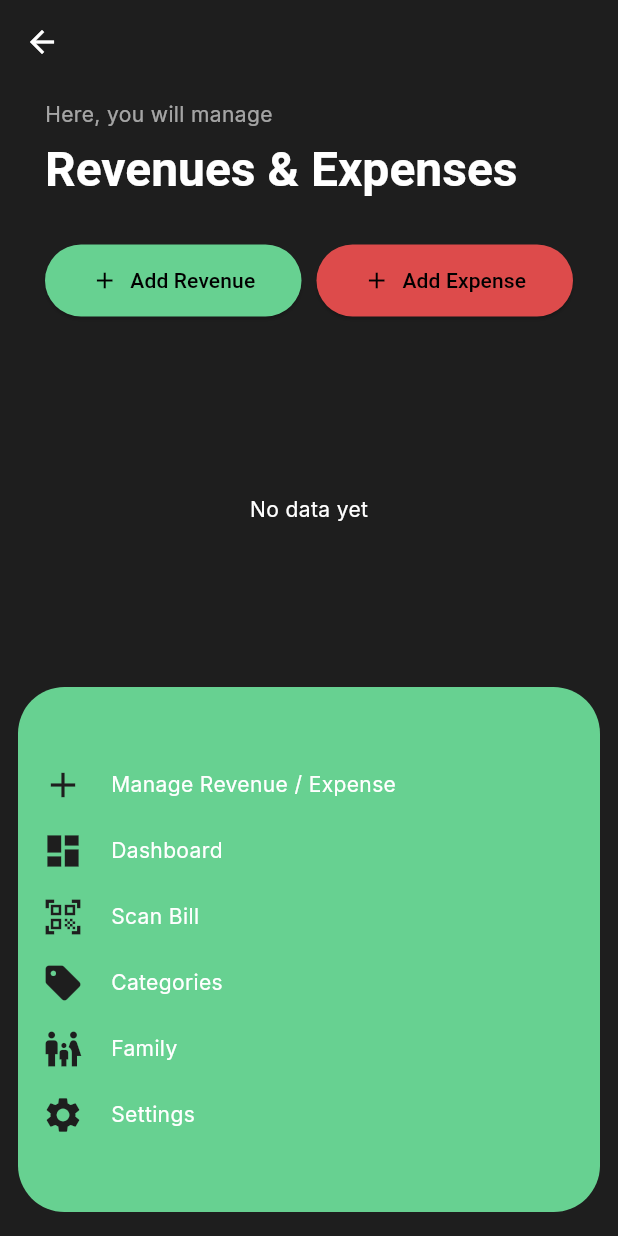
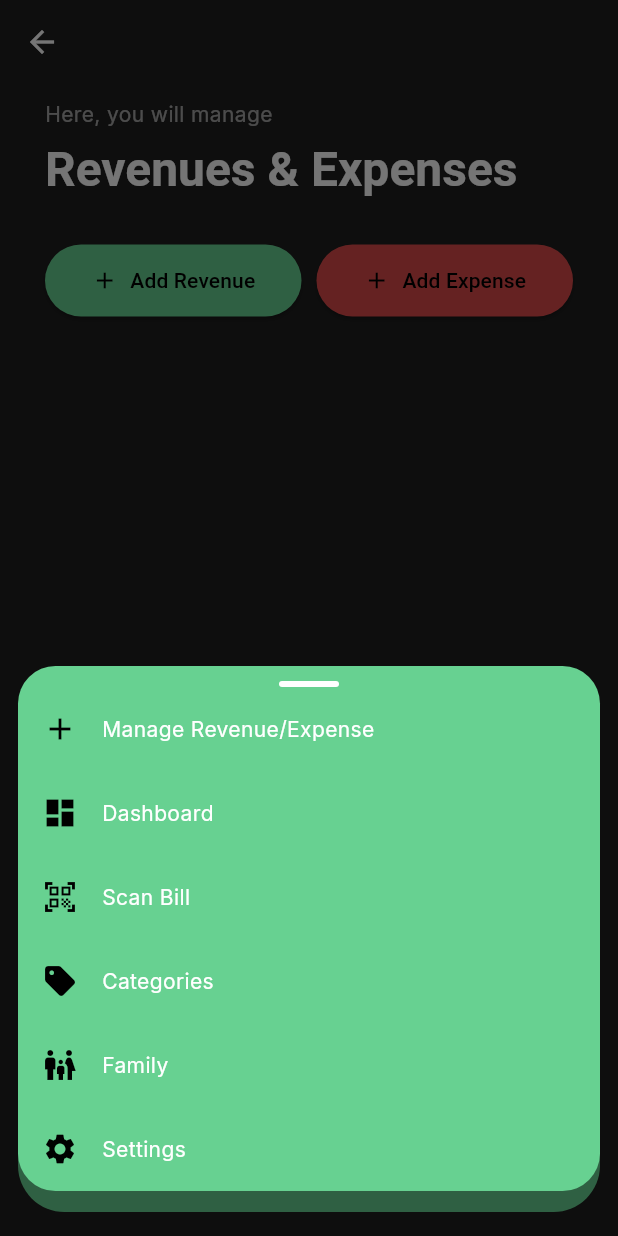
Before and after one commit to omatheusolegario/econance-app, a Flutter app: the MainScreen screen opened by its route, item 2 of the bottom bar chosen, after a tap on the "dashboard" icon, on a phone screen of 412 x 824 dp. Run offline on Flutter 3.47's test engine with Material 3 defaults, Android fonts, the light colour scheme and no system bars; our stand-ins replace carousel_slider, cloud_firestore, firebase_auth, firebase_core, google_fonts, mask_text_input_formatter; accounts and stored records are empty.

Commit message:
optmizing bottom nav

```diff
--- a/lib/main/main.dart
+++ b/lib/main/main.dart
@@ -1,4 +1,5 @@
 import 'package:econance/features/categories/add_category.dart';
+import 'package:econance/features/categories/categories.dart';
 import 'package:econance/features/transactions/add_expense.dart';
 import 'package:econance/features/transactions/add_revenue.dart';
 import 'package:econance/l10n/app_localizations.dart';
@@ -67,6 +68,7 @@ class EconanceApp extends StatelessWidget {
         "/add-revenue": (context) => const AddRevenuePage(),
         "/add-expense": (context) => const AddExpensePage(),
         "/add-category": (context) => const AddCategoryPage(),
+        "/categories": (context) => const CategoriesPage(),
       },
       home: const AuthWrapper(),
     );
--- a/lib/main/main_screen.dart
+++ b/lib/main/main_screen.dart
@@ -28,30 +28,90 @@ class _MainScreenState extends State<MainScreen> {
     });
   }
 
+  void _openAddModal(BuildContext context) {
+    final theme = Theme.of(context);
+
+    showModalBottomSheet(
+      backgroundColor: Colors.transparent,
+      context: context,
+      isScrollControlled: true,
+      clipBehavior: Clip.antiAlias,
+      builder: (context) => Padding(
+        padding: const EdgeInsets.only(bottom: 30, left: 12, right: 12),
+        child: Container(
+        decoration: BoxDecoration(color: theme.primaryColor, borderRadius: BorderRadius.circular(25)),
+          child: Column(
+            mainAxisSize: MainAxisSize.min,
+            children: [
+              Container(
+                width: 40,
+                height: 4,
+                margin: const EdgeInsets.only(top: 10),
+                decoration: BoxDecoration(
+                  color: Colors.white,
+                  borderRadius: BorderRadius.circular(2),
+                ),
+              ),
+              ListTile(
+                leading: const Icon(Icons.add, color: Colors.black),
+                title: Text("Manage Revenue/Expense", style: theme.textTheme.bodyMedium),
+                onTap: () {
+                  Navigator.pop(context);
+                  _onTabTap(1);
+                },
+              ),
+              ListTile(
+                leading: const Icon(Icons.dashboard, color: Colors.black),
+                title: Text("Dashboard", style: theme.textTheme.bodyMedium),
+                onTap: () {
+                  Navigator.pop(context);
+                  _onTabTap(0);
+                },
+              ),
+              ListTile(
+                leading: const Icon(Icons.qr_code_scanner, color: Colors.black),
+                title: Text("Scan Bill", style: theme.textTheme.bodyMedium),
+                onTap: () {
+                  Navigator.pop(context);
+                  _onTabTap(1);
+                },
+              ),
+              ListTile(
+                leading: const Icon(Icons.sell, color: Colors.black),
+                title: Text("Categories", style: theme.textTheme.bodyMedium),
+                onTap: () {
+                  Navigator.pop(context);
+                  _onTabTap(3);
+                },
+              ),
+              ListTile(
+                leading: const Icon(Icons.family_restroom, color: Colors.black),
+                title: Text("Family", style: theme.textTheme.bodyMedium),
+                onTap: () {
+                  Navigator.pop(context);
+                  _onTabTap(2);
+                },
+              ),
+              ListTile(
+                leading: const Icon(Icons.settings, color: Colors.black),
+                title: Text("Settings", style: theme.textTheme.bodyMedium),
+                onTap: () {
+                  Navigator.pop(context);
+                  _onTabTap(2);
+                },
+              ),
+            ],
+          ),
+      ),
+
+        ),
+    );
+  }
+
   @override
   Widget build(BuildContext context) {
     final theme = Theme.of(context);
     final double bottomHeight = isExpanded ? 350 : 80;
-
-    Widget _buildMenuItem(
-      IconData icon,
-      String label,
-      GestureTapCallback onTap,
-    ) {
-      return InkWell(
-        onTap: onTap,
-        child: Padding(
-          padding: const EdgeInsets.symmetric(vertical: 8.0, horizontal: 16.0),
-          child: Row(
-            children: [
-              Icon(icon, color: theme.scaffoldBackgroundColor, size: 28),
-              const SizedBox(width: 18),
-              Text(label, style: theme.textTheme.bodyMedium),
-            ],
-          ),
-        ),
-      );
-    }
 
     Widget _buildNavButton(IconData icon, int index) {
       return InkWell(
@@ -60,16 +120,7 @@ class _MainScreenState extends State<MainScreen> {
       );
     }
 
-    void _closeIfExpanded() {
-      if (isExpanded) {
-        setState(() => isExpanded = false);
-      }
-    }
-
-    return GestureDetector(
-      onTap: _closeIfExpanded,
-      behavior: HitTestBehavior.translucent,
-      child: Scaffold(
+    return Scaffold(
       body: _pages[_currentIndex],
 
       bottomNavigationBar: SafeArea(
@@ -85,61 +136,14 @@ class _MainScreenState extends State<MainScreen> {
               color: theme.primaryColor,
               borderRadius: BorderRadius.circular(31),
             ),
-              child: Column(
-                children: [
-                  Expanded(
-                    child: isExpanded
-                        ? SingleChildScrollView(
-                            child: ConstrainedBox(
-                              constraints: BoxConstraints(
-                                minHeight: bottomHeight,
-                              ),
-                              child: Column(
-                                mainAxisAlignment: MainAxisAlignment.center,
-                                children: [
-                                  _buildMenuItem(
-                                    Icons.add,
-                                    "Manage Revenue / Expense",
-                                    () => _onTabTap(1),
-                                  ),
-                                  _buildMenuItem(
-                                    Icons.dashboard,
-                                    "Dashboard",
-                                    () => _onTabTap(0),
-                                  ),
-                                  _buildMenuItem(
-                                    Icons.qr_code_scanner,
-                                    "Scan Bill",
-                                    () => _onTabTap(1),
-                                  ),
-                                  _buildMenuItem(
-                                    Icons.sell,
-                                    "Categories",
-                                    () => _onTabTap(3),
-                                  ),
-                                  _buildMenuItem(
-                                    Icons.family_restroom,
-                                    "Family",
-                                    () => _onTabTap(1),
-                                  ),
-                                  _buildMenuItem(
-                                    Icons.settings,
-                                    "Settings",
-                                    () => _onTabTap(1),
-                                  ),
-                                ],
-                              ),
-                            ),
-                          )
-                        : Row(
+            child: Row(
               mainAxisAlignment: MainAxisAlignment.spaceAround,
               children: [
                 _buildNavButton(Icons.dashboard, 0),
                 _buildNavButton(Icons.qr_code_scanner, 1),
 
                 GestureDetector(
-                                onTap: () =>
-                                    setState(() => isExpanded = !isExpanded),
+                  onTap: () => _openAddModal(context),
                   child: Container(
                     width: 48,
                     height: 48,
@@ -147,11 +151,7 @@ class _MainScreenState extends State<MainScreen> {
                       shape: BoxShape.circle,
                       color: Color(0xFF5CB37F),
                     ),
-                                  child: const Icon(
-                                    Icons.add,
-                                    color: Colors.white,
-                                    size: 30,
-                                  ),
+                    child: const Icon(Icons.add, color: Colors.white, size: 30),
                   ),
                 ),
                 _buildNavButton(Icons.bar_chart_sharp, 1),
@@ -159,10 +159,6 @@ class _MainScreenState extends State<MainScreen> {
               ],
             ),
           ),
-                ],
-              ),
-            ),
-          ),
         ),
       ),
     );
```
Lines whose indentation alone changed are shown as unchanged.
